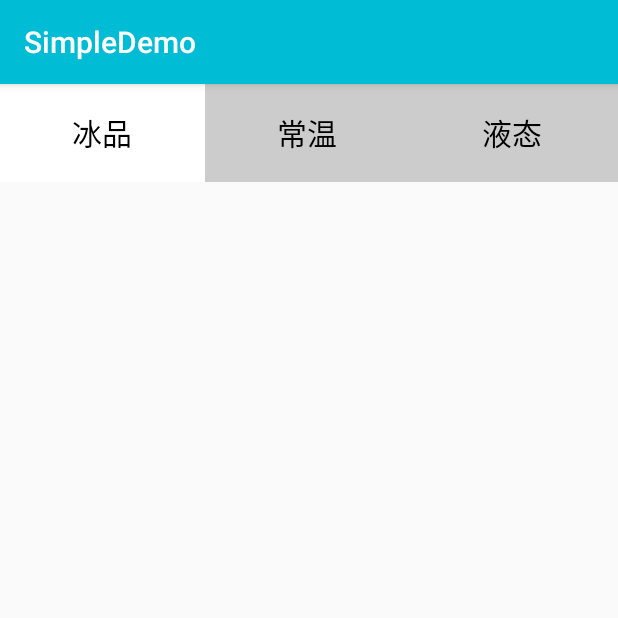
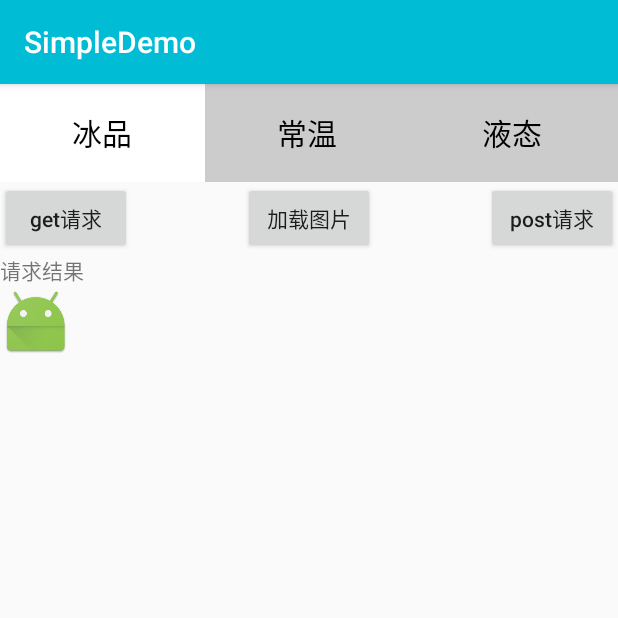
Before and after one commit to dearHaoGeGe/SimpleSample, an Android app: the OrientationRCViewAct screen opened directly, with no data from a screen before it, on a phone screen of 412 x 824 dp, the top half of it. Run offline under Robolectric (Android 15) with nearby library versions, the phone set to English and light mode, and no system bars.

Commit message:
自己封装的网络请求

```diff
--- a/app/src/main/AndroidManifest.xml
+++ b/app/src/main/AndroidManifest.xml
@@ -125,7 +125,7 @@
         <activity android:name=".lv_nesting_lv.NestOneActivity"/>
         <!-- 调取相机拍照保存在本地，并且显示出来 -->
         <activity android:name=".pic_save_sd.PicSaveSDActivity"/>
-        <!-- 横向的RecyclerView，动态加载设置组件的宽高 -->
+        <!-- 横向的RecyclerView，动态加载设置组件的宽高,自己封装的网络请求 -->
         <activity android:name=".orientation_rc_view.OrientationRCViewAct"/>
 
 
--- a/app/src/main/java/com/my/simplesampletest/main/MainActivity.java
+++ b/app/src/main/java/com/my/simplesampletest/main/MainActivity.java
@@ -167,7 +167,7 @@ public class MainActivity extends BaseActivity implements MainActAdapter.MyItemO
         data.add("分Type的ListView");
         data.add("ListView嵌套ListView");
         data.add("调取相机拍照保存在本地，并且显示出来");
-        data.add("横向的RecyclerView，动态加载设置组件的宽高");
+        data.add("横向的RecyclerView，动态加载设置组件的宽高,自己封装的网络请求");
     }
 
     @Override
@@ -344,7 +344,7 @@ public class MainActivity extends BaseActivity implements MainActAdapter.MyItemO
                 startActivity(new Intent(this, PicSaveSDActivity.class));
                 break;
 
-            case 39://横向的RecyclerView，动态加载设置组件的宽高
+            case 39://横向的RecyclerView，动态加载设置组件的宽高,自己封装的网络请求
                 startActivity(new Intent(this, OrientationRCViewAct.class));
                 break;
         }
--- a/app/src/main/java/com/my/simplesampletest/orientation_rc_view/OrientationRCViewAct.java
+++ b/app/src/main/java/com/my/simplesampletest/orientation_rc_view/OrientationRCViewAct.java
@@ -1,41 +1,89 @@
 package com.my.simplesampletest.orientation_rc_view;
 
+import android.graphics.Bitmap;
 import android.os.Bundle;
-import android.support.v7.app.AppCompatActivity;
+import android.os.Handler;
+import android.os.Message;
 import android.support.v7.widget.LinearLayoutManager;
 import android.support.v7.widget.RecyclerView;
 import android.util.Log;
 import android.view.View;
 import android.view.ViewGroup;
+import android.widget.Button;
+import android.widget.ImageView;
 import android.widget.LinearLayout;
+import android.widget.TextView;
 import android.widget.Toast;
 
 import com.my.simplesampletest.R;
+import com.my.simplesampletest.base.BaseActivity;
+import com.my.simplesampletest.orientation_rc_view.self_net.YJHHttpRequest;
+import com.my.simplesampletest.orientation_rc_view.self_net.OnYJHCallBack;
 
 import java.util.ArrayList;
+import java.util.HashMap;
 import java.util.List;
+import java.util.Map;
 
 /**
  * 横向的RecyclerView
  * 动态改变组件的宽高（根据手机屏幕的宽高）
- *
+ * 下面的布局是自己封装的网络请求
+ * <p>
  * Created by YJH on 2016/10/17.
  */
-public class OrientationRCViewAct extends AppCompatActivity implements RecyclerViewAdapter.RcItemOnClickListener {
+public class OrientationRCViewAct extends BaseActivity implements RecyclerViewAdapter.RcItemOnClickListener, View.OnClickListener {
 
-    private final String TAG = "屏幕的宽高--->";
+    /**
+     * 下面组件是横向滑动的RecyclerView用到的
+     */
+    private final String TAG_SRCEEN = "屏幕的宽高--->";
     private RecyclerView rcView;
     private RecyclerViewAdapter adapter;
     private List<String> data;
     private LinearLayoutManager manager;
+
+    /**
+     * 下面的组件是自己写的网络请求用到的
+     */
+    private TextView tv_Result;
+    private Button btn_LoadGet;
+    private Button btn_LoadPost;
+    private Button btn_LoadBitmap;
+    private ImageView iv;
+    private String URL_GET = "https://www.baidu.com/";
+    private String URL_POST = "http://apis.juhe.cn/mobile/get";    //查询手机号码归属地的API
+    private String URL_IMAGE = "http://img.jrjimg.cn/2010/10/20101015125850689.jpg";  //图片
+    private final int CODE = 100;
+    private Handler mHandler;
+    private final String TAG = getClass().getSimpleName();
 
     @Override
     protected void onCreate(Bundle savedInstanceState) {
         super.onCreate(savedInstanceState);
         setContentView(R.layout.activity_orientation_rcview);
 
+        initView();
+        initData();
+    }
+
+    @Override
+    public void initView() {
         rcView = (RecyclerView) findViewById(R.id.rcView);
 
+        tv_Result = (TextView) findViewById(R.id.tv_Result);
+        btn_LoadGet = (Button) findViewById(R.id.btn_LoadGet);
+        btn_LoadPost = (Button) findViewById(R.id.btn_LoadPost);
+        btn_LoadBitmap = (Button) findViewById(R.id.btn_LoadBitmap);
+        iv = (ImageView) findViewById(R.id.iv);
+
+        btn_LoadGet.setOnClickListener(this);
+        btn_LoadPost.setOnClickListener(this);
+        btn_LoadBitmap.setOnClickListener(this);
+    }
+
+    @Override
+    public void initData() {
         data = new ArrayList<>();
         data.add("冰品");
         data.add("常温");
@@ -53,7 +101,7 @@ public class OrientationRCViewAct extends AppCompatActivity implements RecyclerV
 
         int screenWidth = getWindowManager().getDefaultDisplay().getWidth();
         int screenHeight = getWindowManager().getDefaultDisplay().getHeight();
-        Log.d(TAG, "宽度=" + screenWidth + ",高度=" + screenHeight);
+        Log.d(TAG_SRCEEN, "宽度=" + screenWidth + ",高度=" + screenHeight);
         //动态设置组件的宽高
         LinearLayout.LayoutParams param = new LinearLayout.LayoutParams(
                 ViewGroup.LayoutParams.WRAP_CONTENT, (int) (0.08 * screenHeight));
@@ -66,6 +114,18 @@ public class OrientationRCViewAct extends AppCompatActivity implements RecyclerV
 
         onItemClick(rcView, 0);
         adapter.setStatus(0);
+
+        mHandler = new Handler(new Handler.Callback() {
+            @Override
+            public boolean handleMessage(Message msg) {
+                switch (msg.what) {
+                    case CODE:
+                        tv_Result.setText(msg.getData().getString(URL_GET));
+                        break;
+                }
+                return false;
+            }
+        });
     }
 
     @Override
@@ -74,4 +134,117 @@ public class OrientationRCViewAct extends AppCompatActivity implements RecyclerV
         //跳转到指定的position，第二个参数偏移量，屏幕1/3做偏移量
         manager.scrollToPositionWithOffset(position, (int) (0.333333 * getWindowManager().getDefaultDisplay().getWidth()));
     }
+
+    @Override
+    public void onClick(View v) {
+        switch (v.getId()) {
+            case R.id.btn_LoadGet:
+                getLoad();
+                break;
+
+            case R.id.btn_LoadPost:
+                postLoad();
+                break;
+
+            case R.id.btn_LoadBitmap:
+                loadImage();
+                break;
+        }
+    }
+
+    /**
+     * get请求
+     */
+    private void getLoad() {
+        new Thread(new Runnable() {
+            @Override
+            public void run() {
+                YJHHttpRequest.getResultAsGet(URL_GET, new getResultCallBack());
+//                String result = YJHHttpRequest.getResultAsGet(URL_GET, "");
+//                Log.w(TAG, ",get请求" + result);
+//                if (!result.equals("")) {
+//                    Bundle mBundle = new Bundle();
+//                    mBundle.putString(URL_GET, result);
+//                    Message msg = new Message();
+//                    msg.setData(mBundle);
+//                    msg.what = CODE;
+//                    mHandler.sendMessage(msg);
+//                }
+            }
+        }).start();
+    }
+
+    /**
+     * post请求
+     */
+    private void postLoad() {
+        new Thread(new Runnable() {
+            @Override
+            public void run() {
+                Map<String, String> param = new HashMap<String, String>();
+                param.put("key", "5b20adf6f27bd3e78c9e5b05ffdabac2");
+                param.put("dtype", "json");
+                param.put("phone", "15104467870");
+                YJHHttpRequest.getResultAsPost(URL_POST, param, new getResultCallBack());
+            }
+        }).start();
+    }
+
+    /**
+     * 加载图片
+     */
+    private void loadImage(){
+        new Thread(new Runnable() {
+            @Override
+            public void run() {
+                YJHHttpRequest.getNetImage(URL_IMAGE,new getResultCallBack());
+            }
+        }).start();
+    }
+
+    /**
+     * 请求结果回调
+     */
+    private class getResultCallBack implements OnYJHCallBack {
+
+        @Override
+        public void onStart() {
+            Log.d(TAG, "onStart");
+        }
+
+
+        @Override
+        public void onSuccess(String result, final Bitmap bitmap) {
+            Log.d(TAG, "onSuccess");
+
+            if (result != null && !result.equals("")) {
+                Bundle mBundle = new Bundle();
+                mBundle.putString(URL_GET, result);
+                Message msg = new Message();
+                msg.setData(mBundle);
+                msg.what = CODE;
+                mHandler.sendMessage(msg);
+            }
+
+            if (bitmap != null) {
+                runOnUiThread(new Runnable() {
+                    @Override
+                    public void run() {
+                        iv.setImageBitmap(bitmap);
+                    }
+                });
+            }
+        }
+
+        @Override
+        public void onFailed(int errorCode) {
+            Log.d(TAG, "onFailed");
+        }
+
+        @Override
+        public void onError() {
+            Log.d(TAG, "onError");
+        }
+    }
+
 }
--- /dev/null
+++ b/app/src/main/java/com/my/simplesampletest/orientation_rc_view/self_net/OnYJHCallBack.java
@@ -0,0 +1,38 @@
+package com.my.simplesampletest.orientation_rc_view.self_net;
+
+import android.graphics.Bitmap;
+
+/**
+ * 请求结果回调
+ * 请求图片暂时和请求String用一个接口，
+ * 到时候需要在主线程里面更新UI
+ * <p>
+ * Created by YJH on 2016/10/20 17:42.
+ */
+
+public interface OnYJHCallBack {
+    /**
+     * 准备开始请求
+     */
+    void onStart();
+
+    /**
+     * 请求成功
+     *
+     * @param result String结果
+     * @param bitmap Bitmap结果
+     */
+    void onSuccess(String result, Bitmap bitmap);
+
+    /**
+     * 请求失败
+     *
+     * @param errorCode 错误码
+     */
+    void onFailed(int errorCode);
+
+    /**
+     * 请求错误
+     */
+    void onError();
+}
--- a/app/src/main/res/layout/activity_orientation_rcview.xml
+++ b/app/src/main/res/layout/activity_orientation_rcview.xml
@@ -10,16 +10,59 @@
         android:layout_width="match_parent"
         android:layout_height="50dp" />
 
-    <LinearLayout
+    <ScrollView
         android:layout_width="match_parent"
         android:layout_height="match_parent"
-        android:background="#C67171">
+        android:orientation="vertical">
 
-        <ListView
-            android:id="@+id/lv"
+        <RelativeLayout
             android:layout_width="match_parent"
-            android:layout_height="wrap_content" />
+            android:layout_height="wrap_content">
 
-    </LinearLayout>
+            <Button
+                android:id="@+id/btn_LoadGet"
+                android:layout_width="wrap_content"
+                android:layout_height="wrap_content"
+                android:layout_alignParentLeft="true"
+                android:layout_alignParentStart="true"
+                android:layout_alignParentTop="true"
+                android:text="get请求"
+                android:textAllCaps="false" />
+
+            <Button
+                android:id="@+id/btn_LoadPost"
+                android:layout_width="wrap_content"
+                android:layout_height="wrap_content"
+                android:layout_alignParentEnd="true"
+                android:layout_alignParentRight="true"
+                android:layout_alignParentTop="true"
+                android:text="post请求"
+                android:textAllCaps="false" />
+
+            <Button
+                android:id="@+id/btn_LoadBitmap"
+                android:layout_width="wrap_content"
+                android:layout_height="wrap_content"
+                android:layout_centerHorizontal="true"
+                android:text="加载图片"
+                android:textAllCaps="false" />
+
+            <TextView
+                android:id="@+id/tv_Result"
+                android:layout_width="wrap_content"
+                android:layout_height="wrap_content"
+                android:layout_below="@+id/btn_LoadGet"
+                android:text="请求结果" />
+
+            <ImageView
+                android:id="@+id/iv"
+                android:layout_width="wrap_content"
+                android:layout_height="wrap_content"
+                android:layout_below="@+id/tv_Result"
+                android:src="@mipmap/ic_launcher" />
+
+        </RelativeLayout>
+
+    </ScrollView>
 
 </LinearLayout>
```
Also changed, not shown: app/src/main/java/com/my/simplesampletest/orientation_rc_view/self_net/YJHHttpRequest.java (added, +196 -0 lines).
